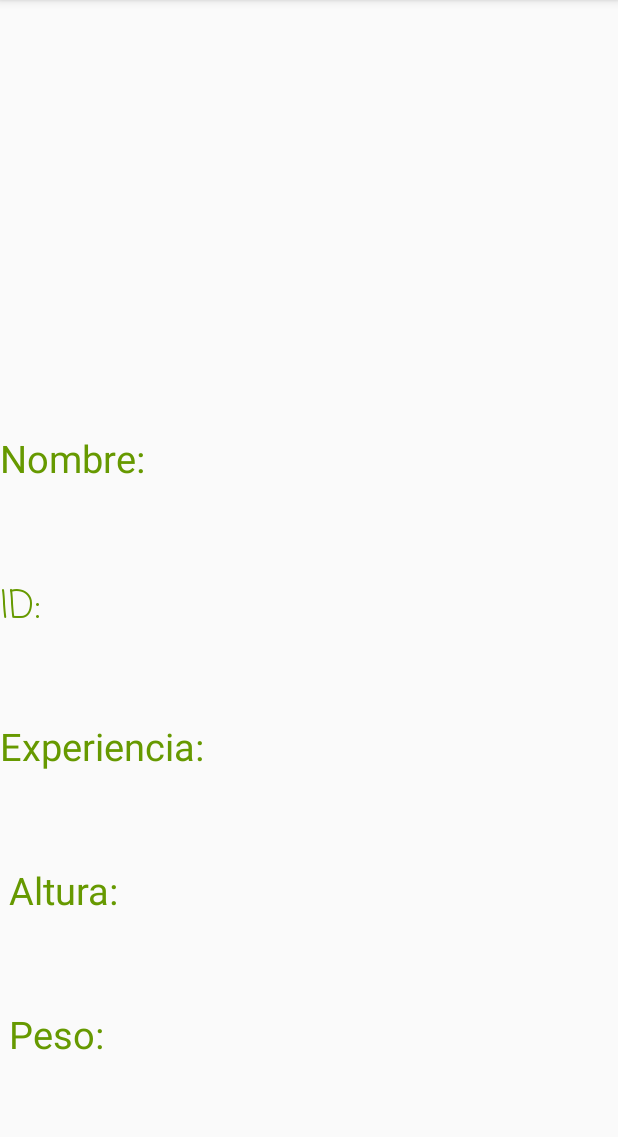
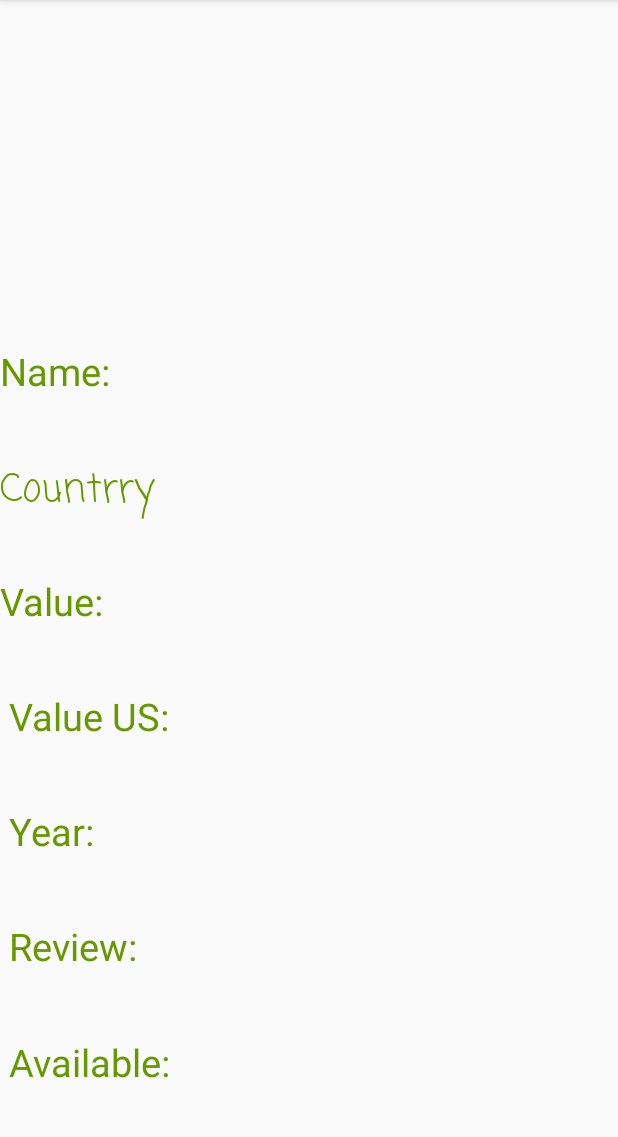
Before and after one commit to JoseDFS/TallerDos, an Android app: the CoinViewer screen opened directly, with no data from a screen before it, on a phone screen of 412 x 824 dp, the part 84-1221 px from its top. Run offline under Robolectric (Android 15) with nearby library versions, the phone set to English and light mode, and no system bars.

Commit message:
add coin viewer

```diff
--- a/app/src/main/res/layout/activity_coin_viewer.xml
+++ b/app/src/main/res/layout/activity_coin_viewer.xml
@@ -9,7 +9,7 @@
 
     <LinearLayout android:layout_width="match_parent" android:layout_height="0dp" android:layout_weight="3" android:orientation="horizontal" android:gravity="center">
 
-        <ImageView android:layout_width="200dp" android:layout_height="200dp" android:id="@+id/iv_pokemon2" android:layout_margin="8dp"
+        <ImageView android:layout_width="200dp" android:layout_height="200dp" android:id="@+id/iv_coin2" android:layout_margin="8dp"
             />
 
 
@@ -18,40 +18,58 @@
     <LinearLayout android:layout_width="match_parent" android:layout_height="0dp" android:layout_weight="1" android:orientation="horizontal">
         <TextView android:layout_width="wrap_content" android:layout_height="wrap_content"
             android:textSize="25dp"
-            android:text="Nombre: " android:textColor="@android:color/holo_green_dark" />
+            android:text="Name: " android:textColor="@android:color/holo_green_dark" />
         <TextView android:layout_width="wrap_content" android:layout_height="wrap_content" android:textSize="25dp"
-            android:id="@+id/tv_nombre" android:textColor="@android:color/holo_green_dark" />
+            android:id="@+id/tv_name" android:textColor="@android:color/holo_green_dark" />
 
     </LinearLayout>
 
     <LinearLayout android:layout_width="match_parent"  android:layout_height="0dp" android:layout_weight="1" android:orientation="horizontal">
         <TextView android:layout_width="wrap_content" android:layout_height="wrap_content"
-            android:text="ID: "  android:textSize="25dp" android:textColor="@android:color/holo_green_dark" android:fontFamily="casual"/>
+            android:text="Countrry "  android:textSize="25dp" android:textColor="@android:color/holo_green_dark" android:fontFamily="casual"/>
         <TextView android:layout_width="wrap_content" android:layout_height="wrap_content" android:textSize="25dp"
-            android:id="@+id/tv_id"  android:textColor="@android:color/holo_green_dark"/>
+            android:id="@+id/tv_country"  android:textColor="@android:color/holo_green_dark"/>
 
     </LinearLayout>
 
     <LinearLayout android:layout_width="match_parent"  android:layout_height="0dp" android:layout_weight="1" android:orientation="horizontal">
         <TextView android:layout_width="wrap_content" android:layout_height="wrap_content" android:textSize="25dp"
-            android:text="Experiencia: " android:textColor="@android:color/holo_green_dark" />
+            android:text="Value: " android:textColor="@android:color/holo_green_dark" />
         <TextView android:layout_width="wrap_content" android:layout_height="wrap_content" android:textSize="25dp"
-            android:id="@+id/tv_experiencia" android:textColor="@android:color/holo_green_dark" />
+            android:id="@+id/tv_value" android:textColor="@android:color/holo_green_dark" />
 
     </LinearLayout>
     <LinearLayout android:layout_width="match_parent"  android:layout_height="0dp" android:layout_weight="1" android:orientation="horizontal">
         <TextView android:layout_width="wrap_content" android:layout_height="wrap_content" android:textSize="25dp"
-            android:text=" Altura: "   android:textColor="@android:color/holo_green_dark" />
+            android:text=" Value US: "   android:textColor="@android:color/holo_green_dark" />
         <TextView android:layout_width="wrap_content" android:layout_height="wrap_content" android:textSize="25dp"
-            android:id="@+id/tv_altura" android:textColor="@android:color/holo_green_dark" />
+            android:id="@+id/tv_valueus" android:textColor="@android:color/holo_green_dark" />
 
     </LinearLayout>
     <LinearLayout android:layout_width="match_parent"  android:layout_height="0dp" android:layout_weight="1" android:orientation="horizontal">
 
         <TextView android:layout_width="wrap_content" android:layout_height="wrap_content" android:textSize="25dp"
-            android:text=" Peso: " android:textColor="@android:color/holo_green_dark" />
+            android:text=" Year: " android:textColor="@android:color/holo_green_dark" />
         <TextView android:layout_width="wrap_content" android:layout_height="wrap_content" android:textSize="25dp"
-            android:id="@+id/tv_peso" android:textColor="@android:color/holo_green_dark" />
+            android:id="@+id/tv_year" android:textColor="@android:color/holo_green_dark" />
+
+    </LinearLayout>
+
+    <LinearLayout android:layout_width="match_parent"  android:layout_height="0dp" android:layout_weight="1" android:orientation="horizontal">
+
+        <TextView android:layout_width="wrap_content" android:layout_height="wrap_content" android:textSize="25dp"
+            android:text=" Review: " android:textColor="@android:color/holo_green_dark" />
+        <TextView android:layout_width="wrap_content" android:layout_height="wrap_content" android:textSize="25dp"
+            android:id="@+id/tv_review" android:textColor="@android:color/holo_green_dark" />
+
+    </LinearLayout>
+
+    <LinearLayout android:layout_width="match_parent"  android:layout_height="0dp" android:layout_weight="1" android:orientation="horizontal">
+
+        <TextView android:layout_width="wrap_content" android:layout_height="wrap_content" android:textSize="25dp"
+            android:text=" Available: " android:textColor="@android:color/holo_green_dark" />
+        <TextView android:layout_width="wrap_content" android:layout_height="wrap_content" android:textSize="25dp"
+            android:id="@+id/tv_isavailable" android:textColor="@android:color/holo_green_dark" />
 
     </LinearLayout>
 
```
